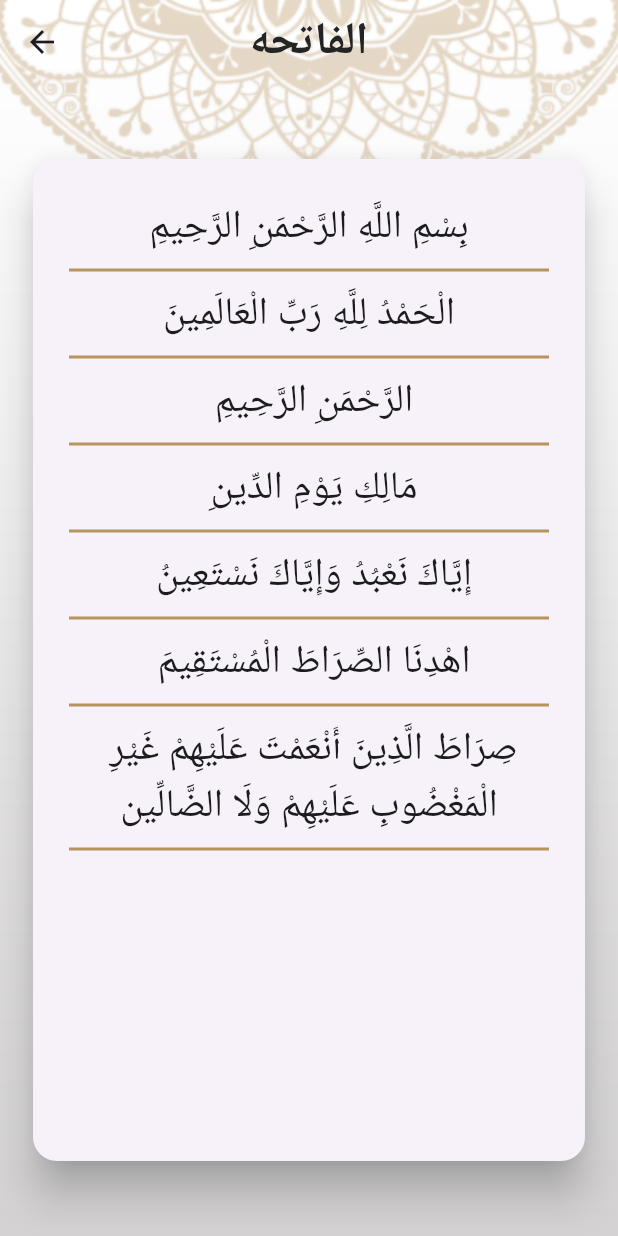
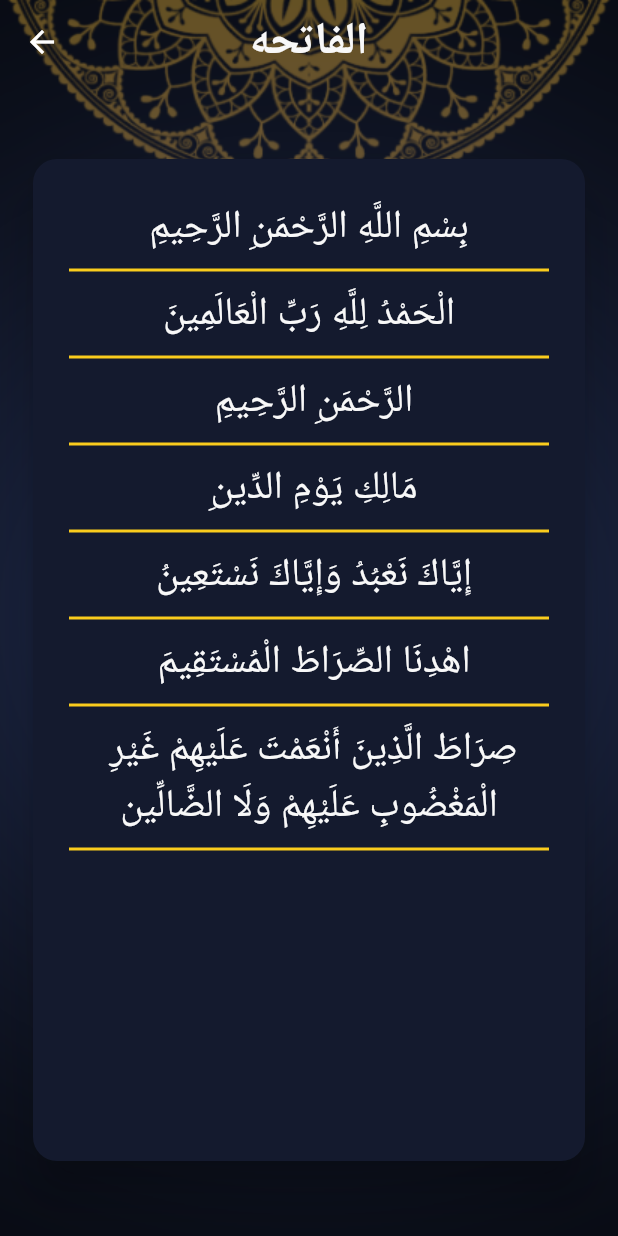
Before and after one commit to hasan-hendawi/islami-app, a Flutter app: the screen it shows after launch, after a tap on an icon or button, on a phone screen of 412 x 824 dp. Run offline on Flutter 3.47's test engine with Material 3 defaults, Android fonts, the phone set to English and light mode, and no system bars.

Commit message:
add theming

```diff
--- a/lib/main.dart
+++ b/lib/main.dart
@@ -3,6 +3,7 @@ import 'package:islami/screens/hadeth_screen/hadeth_screen.dart';
 import 'package:islami/screens/home_screen/home_screen.dart';
 import 'package:islami/screens/splash_screen/splash_screen.dart';
 import 'package:islami/screens/verses_screen/verses_screen.dart';
+import 'package:islami/theme/my_theme.dart';
 
 void main() {
 runApp(const IslamiApp());
@@ -15,20 +16,9 @@ class IslamiApp extends StatelessWidget {
   @override
   Widget build(BuildContext context) {
     return MaterialApp(
-      theme: ThemeData(
-        primaryColor: Color(0xffB7935F),
-scaffoldBackgroundColor: Colors.transparent,
-progressIndicatorTheme: ProgressIndicatorThemeData(color: Color(0xffB7935F)),
-appBarTheme: AppBarTheme(
-  backgroundColor: Colors.transparent,
-
-  titleTextStyle: TextStyle(fontSize: 30,color: Color(0xff242424),fontWeight: FontWeight.bold),
-  centerTitle: true
-),
-        bottomNavigationBarTheme: BottomNavigationBarThemeData(
-          backgroundColor: Color(0xffB7935F),selectedItemColor: Color(0xff242424)
-        ),
-      ),
+      theme:MyTheme.lightTheme ,
+      darkTheme: MyTheme.darkTheme,
+      themeMode:MyTheme.mode ,
     initialRoute: SplashScreen.SplashScreenRoutePage,
       routes: {
       HomeScreen.HomeScreenRoutePage:(context)=> HomeScreen(),
--- a/lib/screens/hadeth_screen/hadeth_screen.dart
+++ b/lib/screens/hadeth_screen/hadeth_screen.dart
@@ -1,4 +1,5 @@
 import 'package:flutter/material.dart';
+import 'package:islami/theme/my_theme.dart';
 
 import '../home_screen/widgets/hadeth_widget.dart';
 
@@ -18,7 +19,7 @@ class _HadethScreenState extends State<HadethScreen> {
     return Container(
       decoration: BoxDecoration(
           image: DecorationImage(
-              image: AssetImage("assets/images/home_background.png"),
+              image: AssetImage(MyTheme.mode==ThemeMode.dark?"assets/images/dark_home_background.png":"assets/images/home_background.png"),
               fit: BoxFit.fill)),
       child: Scaffold(
         appBar: AppBar(
@@ -50,7 +51,7 @@ class _HadethScreenState extends State<HadethScreen> {
                     separatorBuilder: (context, i) {
                       return Divider(
                         thickness: 1,
-                        color: Theme.of(context).primaryColor,
+                        color: Theme.of(context).colorScheme.secondary,
                         indent: 14,
                         endIndent: 14,
                         height: 20,
--- a/lib/screens/home_screen/home_screen.dart
+++ b/lib/screens/home_screen/home_screen.dart
@@ -3,6 +3,7 @@ import 'package:islami/screens/home_screen/widgets/hadeth_widget.dart';
 import 'package:islami/screens/home_screen/widgets/quran_widget.dart';
 import 'package:islami/screens/home_screen/widgets/radio_widget.dart';
 import 'package:islami/screens/home_screen/widgets/tasbeh_widget.dart';
+import 'package:islami/theme/my_theme.dart';
 
 class HomeScreen extends StatefulWidget {
   static const String HomeScreenRoutePage = "home_screen";
@@ -21,7 +22,7 @@ int selectedIndex = 0;
     return Container(
       decoration: BoxDecoration(
           image: DecorationImage(
-              image: AssetImage("assets/images/home_background.png"),
+              image: AssetImage( MyTheme.mode==ThemeMode.dark?"assets/images/dark_home_background.png" : "assets/images/home_background.png"),
               fit: BoxFit.fill)),
       child: Scaffold(
         appBar: AppBar(
@@ -39,10 +40,10 @@ int selectedIndex = 0;
 print(selectedIndex);
           },
             items:[
-            BottomNavigationBarItem(icon:const ImageIcon(AssetImage("assets/images/quran.png")),label: "quran",backgroundColor: Theme.of(context).primaryColor),
-            BottomNavigationBarItem(icon:const ImageIcon(AssetImage("assets/images/hadeth.png")),label: "hadeth",backgroundColor: Theme.of(context).primaryColor),
-            BottomNavigationBarItem(icon:const ImageIcon(AssetImage("assets/images/sebha.png")),label: "sebha",backgroundColor: Theme.of(context).primaryColor),
-            BottomNavigationBarItem(icon:const ImageIcon(AssetImage("assets/images/radio.png")),label: "radio",backgroundColor: Theme.of(context).primaryColor),
+            BottomNavigationBarItem(icon:const ImageIcon(AssetImage("assets/images/quran.png"),),label: "quran",backgroundColor: Theme.of(context).colorScheme.primary),
+            BottomNavigationBarItem(icon:const ImageIcon(AssetImage("assets/images/hadeth.png")),label: "hadeth",backgroundColor: Theme.of(context).colorScheme.primary),
+            BottomNavigationBarItem(icon:const ImageIcon(AssetImage("assets/images/sebha.png")),label: "sebha",backgroundColor: Theme.of(context).colorScheme.primary),
+            BottomNavigationBarItem(icon:const ImageIcon(AssetImage("assets/images/radio.png")),label: "radio",backgroundColor: Theme.of(context).colorScheme.primary),
 
         ] ),
       ),
--- a/lib/screens/home_screen/widgets/hadeth_widget.dart
+++ b/lib/screens/home_screen/widgets/hadeth_widget.dart
@@ -27,7 +27,7 @@ class _HadethWidgetState extends State<HadethWidget> {
               flex: 1, child: Image.asset("assets/images/hadeth_header.png")),
           Divider(
             thickness: 3,
-            color: Theme.of(context).primaryColor,
+            color: Theme.of(context).colorScheme.secondary,
           ),
           Text(
             "Hadeth Name",
@@ -35,7 +35,7 @@ class _HadethWidgetState extends State<HadethWidget> {
           ),
           Divider(
             thickness: 3,
-            color: Theme.of(context).primaryColor,
+            color: Theme.of(context).colorScheme.secondary,
           ),
           Expanded(
             flex: 3,
@@ -59,7 +59,7 @@ class _HadethWidgetState extends State<HadethWidget> {
               separatorBuilder: (context, i) {
                 return Divider(
                   thickness: 2,
-                  color: Theme.of(context).primaryColor,
+                  color: Theme.of(context).colorScheme.secondary,
                   indent: 16,
                   endIndent: 16,
                   height: 20,
--- a/lib/screens/home_screen/widgets/quran_widget.dart
+++ b/lib/screens/home_screen/widgets/quran_widget.dart
@@ -250,7 +250,7 @@ class QuranWidget extends StatelessWidget {
           ),
           Divider(
             thickness: 3,
-            color: Theme.of(context).primaryColor,
+            color: Theme.of(context).colorScheme.secondary,
           ),
           Container(
             height: 40,
@@ -267,7 +267,7 @@ class QuranWidget extends StatelessWidget {
                 ),
                 VerticalDivider(
                   thickness: 4,
-                  color: Theme.of(context).primaryColor,
+                  color: Theme.of(context).colorScheme.secondary,
                 ),
                 Expanded(
                   flex: 1,
@@ -282,7 +282,7 @@ class QuranWidget extends StatelessWidget {
           ),
           Divider(
             thickness: 3,
-            color: Theme.of(context).primaryColor,
+            color: Theme.of(context).colorScheme.secondary,
           ),
           Expanded(
             flex: 3,
@@ -304,20 +304,20 @@ class QuranWidget extends StatelessWidget {
                         Expanded(
                           child: Text(
                             versesCount[index],
-                            style: TextStyle(fontSize: 25),
+                            style: Theme.of(context).textTheme.bodyMedium,
                             textAlign: TextAlign.center,
                           ),
                         ),
                         VerticalDivider(
                           thickness: 3,
-                          color: Theme.of(context).primaryColor,
+                          color: Theme.of(context).colorScheme.secondary,
                         ),
 
 
                         Expanded(
                           child: Text(
                             versesName[index],
-                            style: TextStyle(fontSize: 25),
+                            style: Theme.of(context).textTheme.bodyMedium,
                             textAlign: TextAlign.center,
                           ),
                         ),
@@ -329,7 +329,7 @@ class QuranWidget extends StatelessWidget {
               separatorBuilder: (context, i) {
                 return Divider(
                   thickness: 2,
-                  color: Theme.of(context).primaryColor,
+                  color: Theme.of(context).colorScheme.secondary,
                   indent: 16,
                   endIndent: 16,
                   height: 12,
--- a/lib/screens/home_screen/widgets/radio_widget.dart
+++ b/lib/screens/home_screen/widgets/radio_widget.dart
@@ -26,7 +26,7 @@ class RadioWidget extends StatelessWidget {
                 icon: Icon(
                   Icons.skip_previous,
                   size: 50,
-                  color: Theme.of(context).primaryColor,
+                  color: Theme.of(context).colorScheme.secondary,
                 ),
               ),
               IconButton(
@@ -34,7 +34,7 @@ class RadioWidget extends StatelessWidget {
                 icon: Icon(
                   Icons.play_arrow_rounded,
                   size: 75,
-                  color: Theme.of(context).primaryColor,
+                  color: Theme.of(context).colorScheme.secondary,
                 ),
               ),
               IconButton(
@@ -42,7 +42,7 @@ class RadioWidget extends StatelessWidget {
                 icon: Icon(
                   Icons.skip_next,
                   size: 50,
-                  color: Theme.of(context).primaryColor,
+                  color: Theme.of(context).colorScheme.secondary,
                 ),
               ),
             ],
--- a/lib/screens/home_screen/widgets/tasbeh_widget.dart
+++ b/lib/screens/home_screen/widgets/tasbeh_widget.dart
@@ -1,4 +1,5 @@
 import 'package:flutter/material.dart';
+import 'package:islami/theme/my_theme.dart';
 
 class TasbehWidget extends StatefulWidget {
   const TasbehWidget({super.key});
@@ -21,7 +22,7 @@ class _TasbehWidgetState extends State<TasbehWidget> {
         mainAxisAlignment: MainAxisAlignment.center,
         children: [
           SizedBox(height: 40),
-          Image.asset("assets/images/tasbeah.png"),
+          Image.asset(MyTheme.mode==ThemeMode.dark?"assets/images/dark_tasbeah.png":"assets/images/tasbeah.png"),
           SizedBox(height: 20),
           Text(
             "عدد التسبيحات",
@@ -31,7 +32,7 @@ class _TasbehWidgetState extends State<TasbehWidget> {
           Container(
             padding: EdgeInsets.symmetric(vertical: 12, horizontal: 15),
             decoration: BoxDecoration(
-                color: Color(0xffB7935F).withValues(alpha: 0.5),
+                color: Color(0xffB7935F).withOpacity(0.5),
                 borderRadius: BorderRadius.circular(10)),
             child: Text(counter.toString(),style: TextStyle(fontSize: 25),),
           ),
--- a/lib/screens/splash_screen/splash_screen.dart
+++ b/lib/screens/splash_screen/splash_screen.dart
@@ -1,5 +1,6 @@
 import 'package:flutter/material.dart';
 import 'package:islami/screens/home_screen/home_screen.dart';
+import 'package:islami/theme/my_theme.dart';
 
 class SplashScreen extends StatelessWidget {
   static const String SplashScreenRoutePage = "splash_screen";
@@ -11,7 +12,7 @@ class SplashScreen extends StatelessWidget {
     Future.delayed(Duration(seconds: 2),()=>Navigator.of(context).pushReplacementNamed(HomeScreen.HomeScreenRoutePage));
     return Scaffold(
       body: Container(
-        decoration: BoxDecoration(image: DecorationImage(image:AssetImage("assets/images/splash_screen.png"),fit:BoxFit.fill)),
+        decoration: BoxDecoration(image: DecorationImage(image:AssetImage(MyTheme.mode==ThemeMode.dark? "assets/images/dark_splash_screen.png":"assets/images/splash_screen.png"),fit:BoxFit.fill)),
         // child: Image.asset("assets/images/splash_screen.png"),
       ),
     );
--- a/lib/screens/verses_screen/verses_screen.dart
+++ b/lib/screens/verses_screen/verses_screen.dart
@@ -2,6 +2,7 @@ import 'package:flutter/material.dart';
 import 'package:flutter/services.dart';
 import 'package:islami/screens/home_screen/widgets/quran_widget.dart';
 import 'package:islami/screens/verses_screen/widgets/aya_item.dart';
+import 'package:islami/theme/my_theme.dart';
 
 class VersesScreen extends StatefulWidget {
   static const String VersesScreenRoutePage = "verses_screen";
@@ -24,7 +25,7 @@ class _VersesScreenState extends State<VersesScreen> {
     return Container(
       decoration: BoxDecoration(
           image: DecorationImage(
-              image: AssetImage("assets/images/home_background.png"),
+              image: AssetImage(MyTheme.mode==ThemeMode.dark?"assets/images/dark_home_background.png" : "assets/images/home_background.png"),
               fit: BoxFit.fill)),
       child: Scaffold(
         appBar: AppBar(
@@ -52,7 +53,7 @@ class _VersesScreenState extends State<VersesScreen> {
                           separatorBuilder: (context, i) {
                             return Divider(
                               thickness: 2,
-                              color: Theme.of(context).primaryColor,
+                              color: Theme.of(context).colorScheme.secondary,
                               indent: 14,
                               endIndent: 14,
                               height: 20,
--- /dev/null
+++ b/lib/theme/my_theme.dart
@@ -0,0 +1,47 @@
+import 'package:flutter/material.dart';
+
+class MyTheme{
+   static const lightPrimaryColor = Color(0xffB7935F);
+   static const darkPrimaryColor =Color(0xff141A2E);
+
+   static const lightSecondaryColor =Color(0xffB7935F);
+   static const darkSecondaryColor =Color(0xffFACC1D);
+
+   static const lightMainTextColor =Color(0xff242424);
+   static const darkMainTextColor =Color(0xffF8F8F8);
+
+  static var lightTheme = ThemeData(
+    colorScheme: const ColorScheme.light(secondary:lightPrimaryColor ,primary: lightPrimaryColor,surfaceContainerLow: Color(0xffF8F8F8)  ),
+    textTheme:const TextTheme(titleLarge:TextStyle(fontSize: 30,color: lightMainTextColor,fontWeight: FontWeight.bold),
+    bodyMedium: TextStyle(fontSize: 25,color: lightMainTextColor)) ,
+    scaffoldBackgroundColor: Colors.transparent,
+    progressIndicatorTheme:const ProgressIndicatorThemeData(color: lightPrimaryColor),
+    appBarTheme:const AppBarTheme(
+        backgroundColor: Colors.transparent,
+
+        titleTextStyle: TextStyle(fontSize: 30,color: lightMainTextColor,fontWeight: FontWeight.bold),
+        centerTitle: true
+    ),
+    bottomNavigationBarTheme:const BottomNavigationBarThemeData(
+        backgroundColor:lightMainTextColor,selectedItemColor: lightMainTextColor,unselectedItemColor: Colors.white    ),
+  );
+  static var darkTheme =ThemeData(
+    colorScheme: const ColorScheme.dark(secondary:darkSecondaryColor ,primary: darkPrimaryColor ,
+        surfaceContainerLow:darkPrimaryColor,),
+    scaffoldBackgroundColor: Colors.transparent,
+    progressIndicatorTheme:const ProgressIndicatorThemeData(color: darkPrimaryColor),
+    textTheme:const TextTheme(titleLarge:TextStyle(fontSize: 30,color: darkMainTextColor,fontWeight: FontWeight.bold),
+        bodyMedium: TextStyle(fontSize: 25,color: darkMainTextColor)) ,
+
+    appBarTheme:const AppBarTheme(
+        backgroundColor: Colors.transparent,
+
+        titleTextStyle: TextStyle(fontSize: 30,color:darkMainTextColor,fontWeight: FontWeight.bold),
+        centerTitle: true
+    ),
+    bottomNavigationBarTheme:const BottomNavigationBarThemeData(
+        backgroundColor: darkPrimaryColor,selectedItemColor:darkSecondaryColor ,unselectedItemColor:darkMainTextColor
+    ),
+  );
+  static var mode= ThemeMode.dark;
+}
```
Also changed, not shown: assets/images/dark_home_background.png (added), assets/images/dark_splash_screen.png (added), assets/images/dark_tasbeah.png (added), pubspec.lock, 2 other files.
